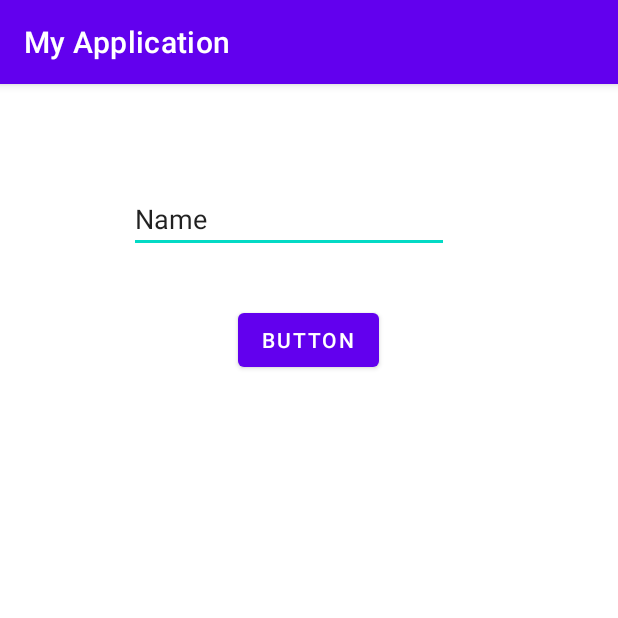
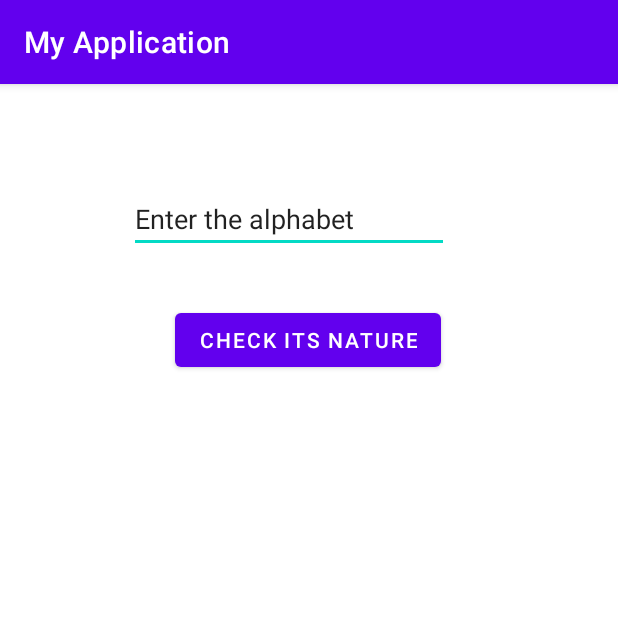
Before and after one commit to BITF18A523/Assignment-no.2, an Android app: the screen it shows after launch (MainActivity), on a phone screen of 412 x 824 dp, the top half of it. Run offline under Robolectric (Android 15) with nearby library versions, the phone set to English and light mode, and no system bars.

Commit message:
buttons updated

```diff
--- a/app/src/main/res/layout/activity_main.xml
+++ b/app/src/main/res/layout/activity_main.xml
@@ -12,7 +12,7 @@
         android:layout_height="wrap_content"
         android:ems="10"
         android:inputType="textPersonName"
-        android:text="Name"
+        android:text="Enter the alphabet"
         app:layout_constraintBottom_toBottomOf="parent"
         app:layout_constraintEnd_toEndOf="parent"
         app:layout_constraintHorizontal_bias="0.432"
@@ -24,7 +24,7 @@
         android:id="@+id/button"
         android:layout_width="wrap_content"
         android:layout_height="wrap_content"
-        android:text="Button"
+        android:text="Check its nature"
         app:layout_constraintBottom_toBottomOf="parent"
         app:layout_constraintEnd_toEndOf="parent"
         app:layout_constraintHorizontal_bias="0.498"
```
